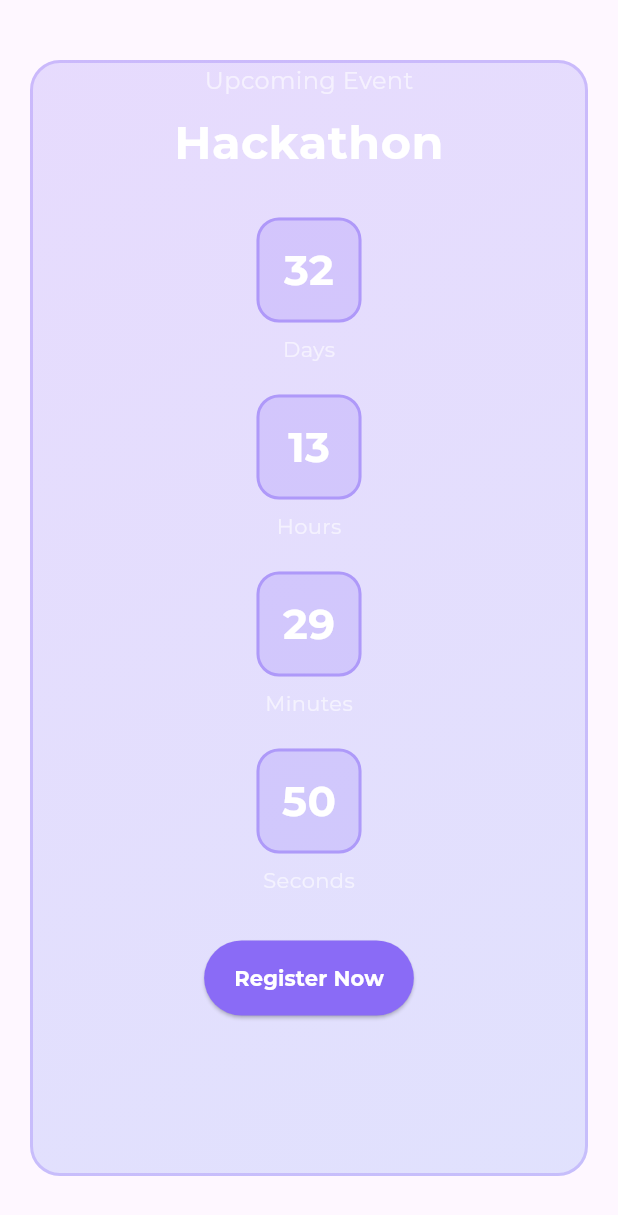
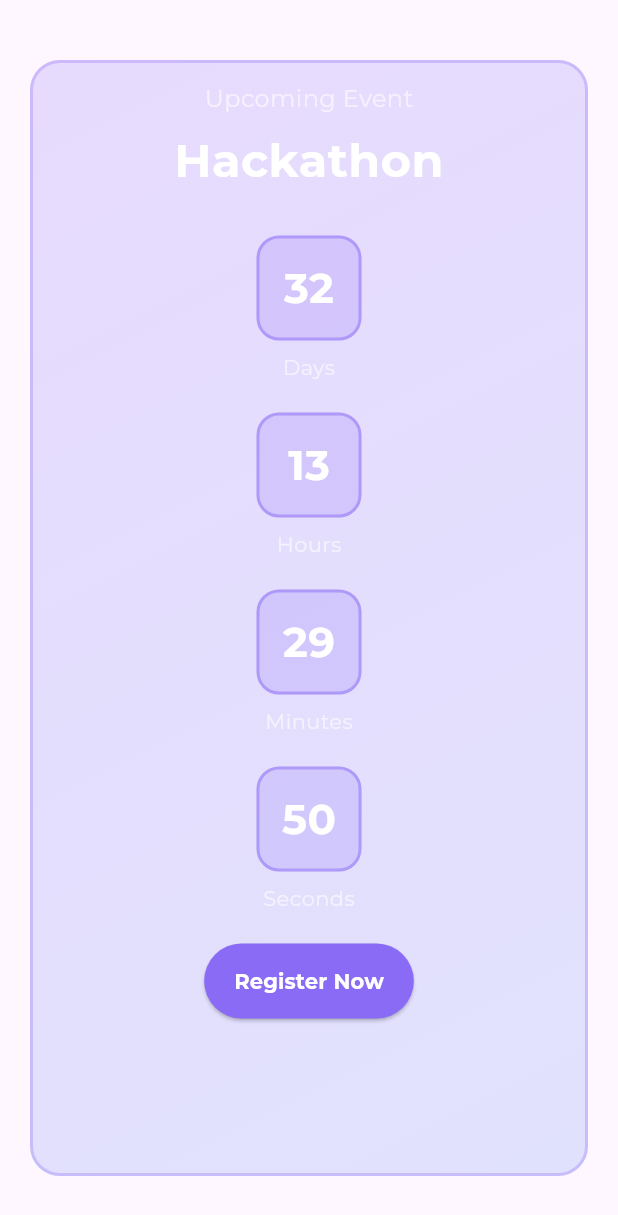
Before and after one commit to ezsarthak/axios_website, a Flutter app: the EventCountdown widget shown alone on an empty page, opened directly, on a phone screen of 412 x 824 dp. Shown: the top 1215 px of the screen. Run offline on Flutter 3.47's test engine with Material 3 defaults, Android fonts, the phone set to English and light mode, and no system bars; our stand-ins replace animated_text_kit, cached_network_image, carousel_slider, entry, flutter_animate, font_awesome_flutter and 1 more; network calls fail; project files that could hold a hidden picture were left out.

Commit message:
Responsive

```diff
--- a/lib/screens/home.dart
+++ b/lib/screens/home.dart
@@ -292,7 +292,7 @@ class _MyHomePageState extends State<MyHomePage> with TickerProviderStateMixin {
                             ),
                             child:
                                 isMobile
-                                    ? Container(
+                                    ? SizedBox(
                                       width: double.maxFinite,
                                       child: Column(
                                         children: [
--- a/lib/widgets/event_countdown.dart
+++ b/lib/widgets/event_countdown.dart
@@ -81,6 +81,7 @@ class _EventCountdownState extends State<EventCountdown>
       child: SizedBox(
         child: Column(
           children: [
+            SizedBox(height: 12),
             Text(
               "Upcoming Event",
               style: TextStyle(
@@ -128,7 +129,7 @@ class _EventCountdownState extends State<EventCountdown>
                     _buildTimeUnit(_timeRemaining.inSeconds % 60, "Seconds"),
                   ],
                 ),
-            SizedBox(height: 30),
+            SizedBox(height: 20),
             ElevatedButton(
               onPressed: () {},
               style: ElevatedButton.styleFrom(
@@ -150,7 +151,8 @@ class _EventCountdownState extends State<EventCountdown>
                 ),
               ),
             ),
-            if (isMobile) SizedBox(height: 12),
+            if (!isMobile) SizedBox(height: 12),
+            SizedBox(height: 12),
           ],
         ),
       ),
```
